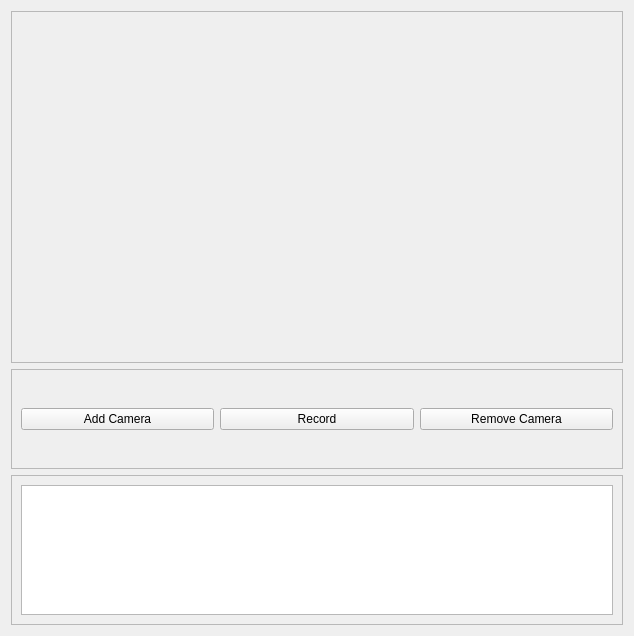
Above: HomeUi.ui from Mindblownserver/Security-Camera-OpenCV before the change. Below: the same form after it.
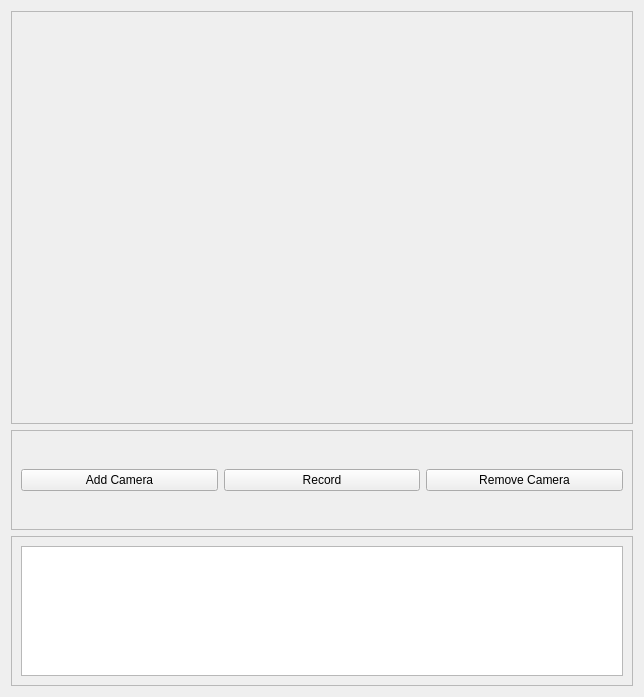
That is the form after the change.

Diff of the .ui file:
```diff
--- a/HomeUi.ui
+++ b/HomeUi.ui
@@ -6,8 +6,8 @@
    <rect>
     <x>0</x>
     <y>0</y>
-    <width>634</width>
-    <height>636</height>
+    <width>644</width>
+    <height>697</height>
    </rect>
   </property>
   <property name="windowTitle">
```
Left out of the diff: 1 changed line with no effect on the pictures.
